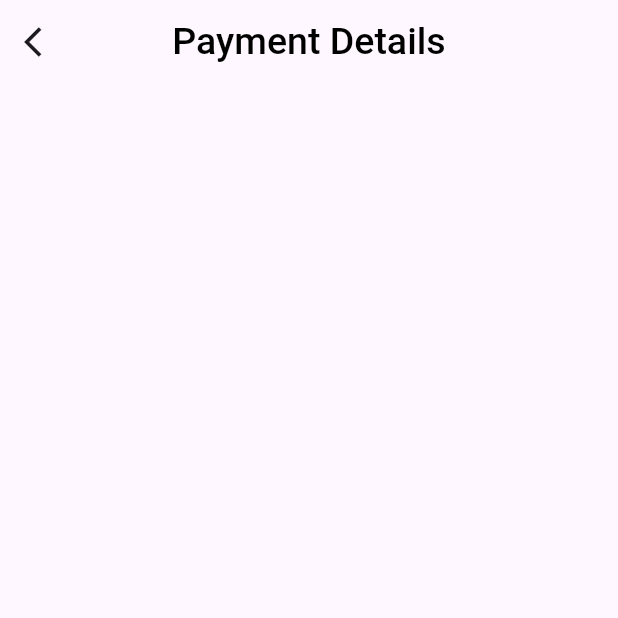
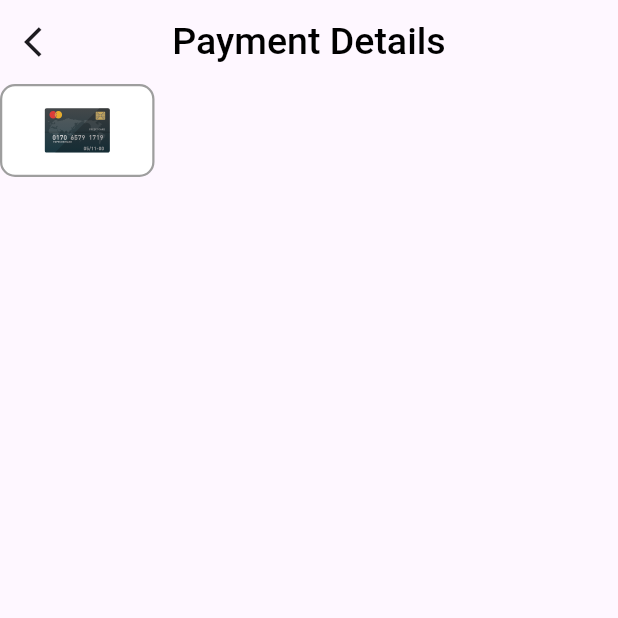
Before and after one commit to AbdoAlHady/Payment, a Flutter app: the PaymentDetailsView screen opened directly, on a phone screen of 412 x 824 dp, the top half of it. Run offline on Flutter 3.47's test engine with Material 3 defaults, Android fonts, the phone set to English and light mode, and no system bars; our stand-ins replace flutter_svg.

Commit message:
- added payment item design

```diff
--- a/lib/features/checkout/presentation/views/payment_details_view.dart
+++ b/lib/features/checkout/presentation/views/payment_details_view.dart
@@ -1,5 +1,6 @@
 import 'package:flutter/material.dart';
 import 'package:payment_app/features/checkout/presentation/widgets/custom_app_bar.dart';
+import 'package:payment_app/features/checkout/presentation/widgets/payment_details_view_body.dart';
 
 class PaymentDetailsView extends StatelessWidget {
   const PaymentDetailsView({super.key});
@@ -8,6 +9,7 @@ class PaymentDetailsView extends StatelessWidget {
   Widget build(BuildContext context) {
     return const Scaffold(
       appBar: CustomAppBar(title: 'Payment Details'),
+      body: PaymentDetailsViewBody(),
     );
   }
 }
--- /dev/null
+++ b/lib/features/checkout/presentation/widgets/payment_details_item.dart
@@ -0,0 +1,37 @@
+import 'package:flutter/material.dart';
+import 'package:flutter_svg/svg.dart';
+
+class PaymentDetailsItem extends StatelessWidget {
+  const PaymentDetailsItem({
+    super.key,
+    required this.isActive,
+  });
+  final bool isActive;
+
+  @override
+  Widget build(BuildContext context) {
+    return AnimatedContainer(
+      duration: const Duration(milliseconds: 600),
+      width: 103,
+      height: 62,
+      alignment: Alignment.center,
+      decoration: BoxDecoration(
+        color: Colors.white,
+        borderRadius: BorderRadius.circular(10),
+        border: Border.all(
+            color: isActive ? Colors.green : Colors.grey, width: 1.50),
+        boxShadow: isActive
+            ? const [
+                BoxShadow(
+                  color: Colors.green,
+                  spreadRadius: 0,
+                  blurRadius: 4,
+                  offset: Offset(0, 0),
+                ),
+              ]
+            : null,
+      ),
+      child: SvgPicture.asset('assets/images/card.svg', width: 45, height: 30),
+    );
+  }
+}
--- /dev/null
+++ b/lib/features/checkout/presentation/widgets/payment_details_view_body.dart
@@ -0,0 +1,17 @@
+import 'package:flutter/material.dart';
+import 'package:payment_app/features/checkout/presentation/widgets/payment_details_item.dart';
+
+class PaymentDetailsViewBody extends StatelessWidget {
+  const PaymentDetailsViewBody({super.key});
+
+  @override
+  Widget build(BuildContext context) {
+    return const Column(
+      children: [
+        PaymentDetailsItem(
+          isActive: false,
+        ),
+      ],
+    );
+  }
+}
```
Also changed, not shown: assets/images/card.svg (added).
